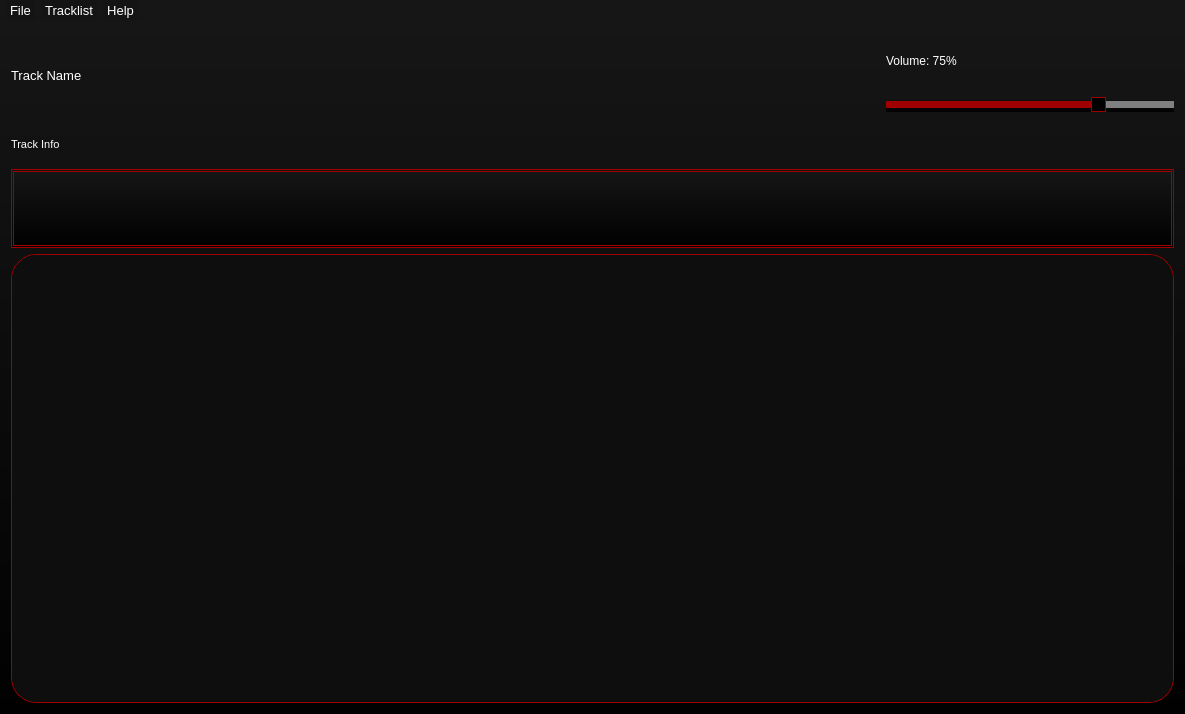
Above: src/View/MainWindow/mainwindow.ui from Flone-dnb/BloodyPlayer before the change. Below: the same form after it.
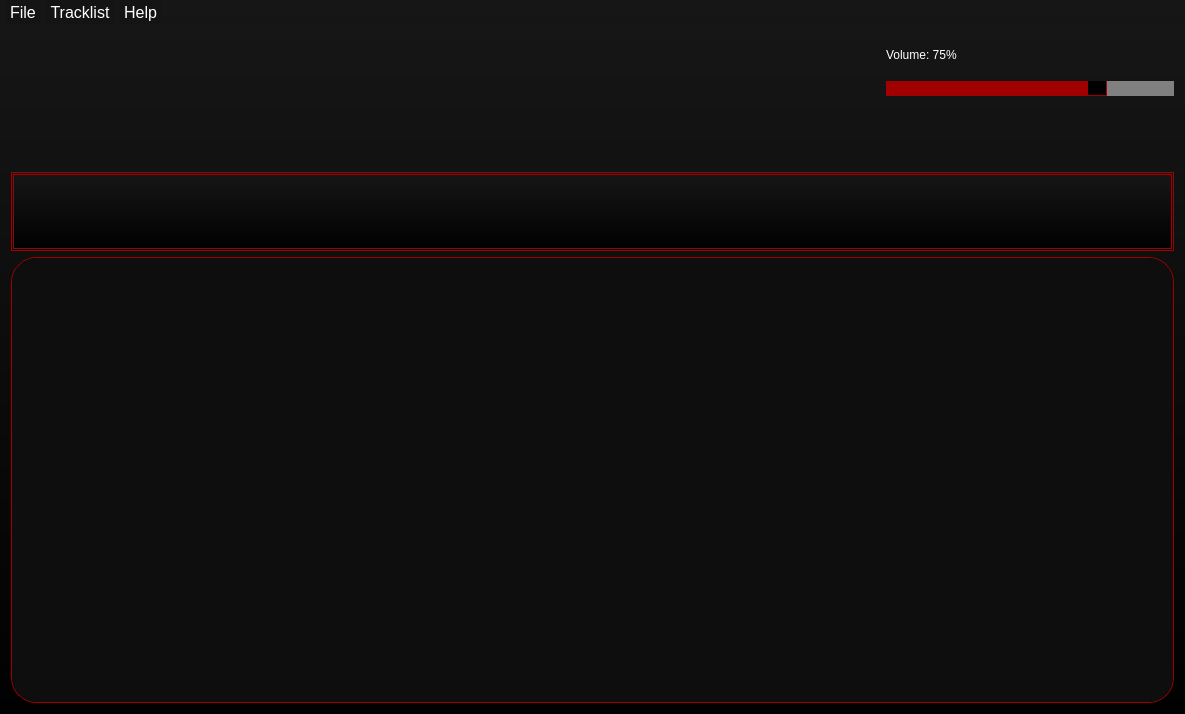
That is the form after the change. Icons and pictures are not drawn. Custom widgets are drawn as their Qt base class.

Commit message: Better icons & styling.

Diff of the .ui file:
```diff
--- a/src/View/MainWindow/mainwindow.ui
+++ b/src/View/MainWindow/mainwindow.ui
@@ -36,7 +36,7 @@
            <string notr="true">background-color: rgba(255, 255, 255, 0);</string>
           </property>
           <property name="text">
-           <string>Track Name</string>
+           <string/>
           </property>
           <property name="wordWrap">
            <bool>true</bool>
@@ -55,7 +55,7 @@
            <string notr="true">background-color: rgba(255, 255, 255, 0);</string>
           </property>
           <property name="text">
-           <string>Track Info</string>
+           <string/>
           </property>
          </widget>
         </item>
@@ -63,6 +63,15 @@
       </item>
       <item>
        <layout class="QHBoxLayout" name="horizontalLayout">
+        <property name="spacing">
+         <number>10</number>
+        </property>
+        <property name="leftMargin">
+         <number>10</number>
+        </property>
+        <property name="rightMargin">
+         <number>10</number>
+        </property>
         <item>
          <widget class="QPushButton" name="pushButton_prev">
           <property name="sizePolicy">
@@ -341,7 +350,7 @@
 {
 	border: none;
 	width: 25px;
-	height: 25px;
+	height: 30px;
 	background-color: rgba(255, 255, 255, 0);
 	border-image: url(&quot;:prev.png&quot;);
 }
@@ -359,6 +368,12 @@
           <property name="text">
            <string/>
           </property>
+          <property name="iconSize">
+           <size>
+            <width>32</width>
+            <height>32</height>
+           </size>
+          </property>
          </widget>
         </item>
         <item>
@@ -581,8 +596,8 @@
            <string notr="true">QPushButton
 {
 	border: none;
-	width: 20px;
-	height: 35px;
+	width: 15px;
+	height: 30px;
 	background-color: rgba(255, 255, 255, 0);
 	border-image: url(&quot;:stop.png&quot;);
 }
@@ -1322,7 +1337,7 @@
 {
 	border: none;
 	width: 25px;
-	height: 25px;
+	height: 30px;
 	background-color: rgba(255, 255, 255, 0);
 	border-image: url(&quot;:next.png&quot;);
 }
@@ -1345,9 +1360,15 @@
        </layout>
       </item>
       <item>
-       <layout class="QVBoxLayout" name="verticalLayout_3" stretch="10,40,50">
+       <layout class="QVBoxLayout" name="verticalLayout_3" stretch="5,25,70">
         <item>
          <widget class="QLabel" name="label_volume">
+          <property name="sizePolicy">
+           <sizepolicy hsizetype="Preferred" vsizetype="Fixed">
+            <horstretch>0</horstretch>
+            <verstretch>0</verstretch>
+           </sizepolicy>
+          </property>
           <property name="font">
            <font>
             <family>Segoe UI</family>
@@ -1366,11 +1387,26 @@
           <property name="enabled">
            <bool>true</bool>
           </property>
+          <property name="sizePolicy">
+           <sizepolicy hsizetype="Expanding" vsizetype="Fixed">
+            <horstretch>0</horstretch>
+            <verstretch>0</verstretch>
+           </sizepolicy>
+          </property>
           <property name="styleSheet">
-           <string notr="true">QSlider::handle
+           <string notr="true">QSlider::groove:horizontal {
+    border: 1px solid black;
+    height: 8px;
+    background: black;
+	margin: 3px 0;
+}
+
+QSlider::handle
 {
 	background-color: black;
 	border: 1px solid rgb(160, 0, 0);
+	width: 18px;
+	margin: -4px 0;
 }
 
 QSlider::add-page {
@@ -1410,6 +1446,9 @@
         </item>
         <item>
          <layout class="QHBoxLayout" name="horizontalLayout_3" stretch="10,20,20,0,20,10">
+          <property name="spacing">
+           <number>10</number>
+          </property>
           <item>
            <spacer name="horizontalSpacer">
             <property name="orientation">
@@ -1447,56 +1486,6 @@
              <string notr="true">QPushButton
 {
 	border: none;
-	width: 40px;
-	height: 40px;
-	background-color: rgba(255, 255, 255, 0);
-	border-image: url(&quot;:repeat.png&quot;);
-}
-
-QPushButton:hover
-{
-	border-image: url(&quot;:repeat_hover.png&quot;);
-}
-
-QPushButton:pressed
-{
-	border-image: url(&quot;:repeat.png&quot;);
-}
-
-QPushButton:checked
-{
-	border-image: url(&quot;:repeat_active.png&quot;);
-}</string>
-            </property>
-            <property name="text">
-             <string/>
-            </property>
-            <property name="checkable">
-             <bool>true</bool>
-            </property>
-           </widget>
-          </item>
-          <item>
-           <widget class="QPushButton" name="pushButton_Random">
-            <property name="sizePolicy">
-             <sizepolicy hsizetype="Preferred" vsizetype="Fixed">
-              <horstretch>0</horstretch>
-              <verstretch>0</verstretch>
-             </sizepolicy>
-            </property>
-            <property name="maximumSize">
-             <size>
-              <width>64</width>
-              <height>16777215</height>
-             </size>
-            </property>
-            <property name="toolTip">
-             <string/>
-            </property>
-            <property name="styleSheet">
-             <string notr="true">QPushButton
-{
-	border: none;
 	width: 30px;
 	height: 35px;
 	background-color: rgba(255, 255, 255, 0);
@@ -1515,7 +1504,57 @@
 
 QPushButton:checked
 {
-	border-image: url(&quot;:random_active.png&quot;);
+	border-image: url(&quot;:button_repeat_active.png&quot;);
+}</string>
+            </property>
+            <property name="text">
+             <string/>
+            </property>
+            <property name="checkable">
+             <bool>true</bool>
+            </property>
+           </widget>
+          </item>
+          <item>
+           <widget class="QPushButton" name="pushButton_Random">
+            <property name="sizePolicy">
+             <sizepolicy hsizetype="Preferred" vsizetype="Fixed">
+              <horstretch>0</horstretch>
+              <verstretch>0</verstretch>
+             </sizepolicy>
+            </property>
+            <property name="maximumSize">
+             <size>
+              <width>64</width>
+              <height>16777215</height>
+             </size>
+            </property>
+            <property name="toolTip">
+             <string/>
+            </property>
+            <property name="styleSheet">
+             <string notr="true">QPushButton
+{
+	border: none;
+	width: 20px;
+	height: 30px;
+	background-color: rgba(255, 255, 255, 0);
+	border-image: url(&quot;:button_random.png&quot;);
+}
+
+QPushButton:hover
+{
+	border-image: url(&quot;:button_random_hover.png&quot;);
+}
+
+QPushButton:pressed
+{
+	border-image: url(&quot;:button_random.png&quot;);
+}
+
+QPushButton:checked
+{
+	border-image: url(&quot;:button_random_active.png&quot;);
 }</string>
             </property>
             <property name="text">
@@ -1547,8 +1586,8 @@
              <string notr="true">QPushButton
 {
 	border: none;
-	width: 45px;
-	height: 45px;
+	width: 35px;
+	height: 35px;
 	background-color: rgba(255, 255, 255, 0);
 	border-image: url(&quot;:fx.png&quot;);
 }
@@ -1691,7 +1730,7 @@
          <x>0</x>
          <y>0</y>
          <width>1165</width>
-         <height>449</height>
+         <height>447</height>
         </rect>
        </property>
        <property name="styleSheet">
@@ -1732,12 +1771,12 @@
      <x>0</x>
      <y>0</y>
      <width>1185</width>
-     <height>21</height>
+     <height>24</height>
     </rect>
    </property>
    <property name="font">
     <font>
-     <pointsize>10</pointsize>
+     <pointsize>12</pointsize>
     </font>
    </property>
    <property name="styleSheet">
```
Left out of the diff: 48 changed lines with no effect on the pictures. The commit also changes 41 other files.
